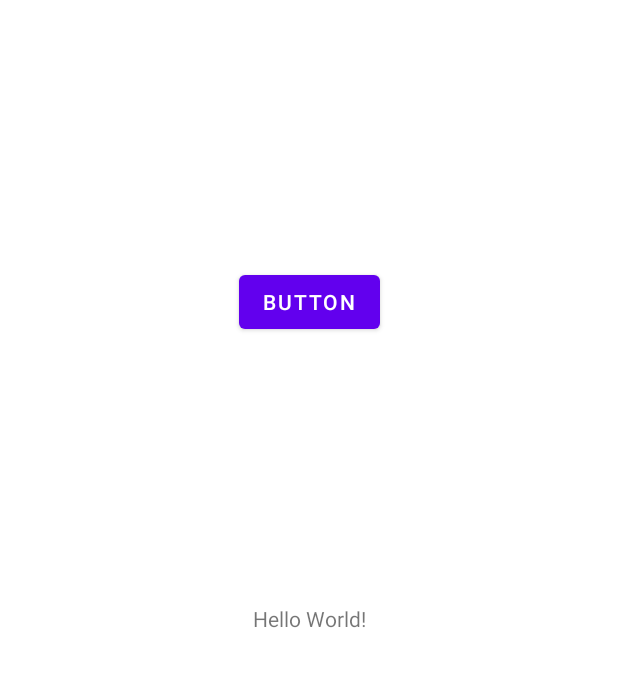
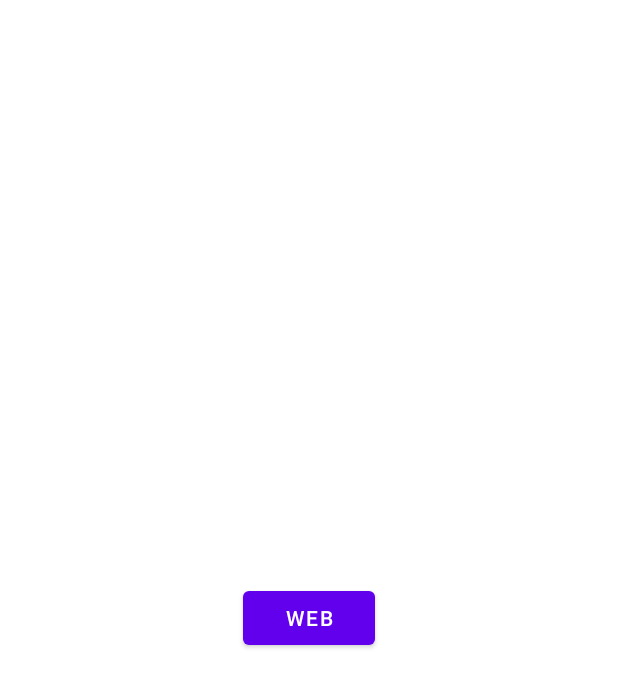
Before and after one commit to kyungchanchoi/Kotlin_exercise, an Android app: the layout activity_main.xml on its own in the app's theme, with its tools: preview values and no code run, on a phone screen of 412 x 824 dp. Shown: the top 687 px of the screen. Run offline under Robolectric (Android 15) with nearby library versions, the phone set to English and light mode, and no system bars.

Commit message:
실전 앱 만들기 4-2. 원하는 웹 사이트로 이동하는 기능
activity_main.xml에서 button 생성 후, 선 연결로 버튼 위치 고정.
MainActivity.kt에서 button 클릭시 입력된 웹 사이트로 이동하는 코드 입력.

4-1과 마찬가지로 kotlin-android-extensions 플러그인은 deprecate 됐으므로,
기존과 같이 뷰 바인딩을 통해 버튼 위젯을 사용한다.

버튼 클릭 이벤트 함수 안에 intent변수로 Intent 객체 생성.
Intent는 액티비티, 서비스, 브로드캐스트 리시버 및 컨텐츠 제공자 등의 구성 요소들 간에
메시지를 전달하고 자겁을 수행하기 위해 사용하는 객체,
쉽게 말해 화면을 이동, 정보를 전달하는 기능이 있다.
Intent 뒤에 .을 통해 여러 ACTION 메소드를 부를 수 있음.
Intent를 통해 Uri를 실행, 웹 주소는 임의로 naver.com으로 진행.
Intent와 Uri에 대한 패키지를 import.
버튼 클릭시 웹 브라우저를 통해 입력된 웹 주소로 이동됨을 확인하여 4-2 완료.

```diff
--- a/app/src/main/res/layout/activity_main.xml
+++ b/app/src/main/res/layout/activity_main.xml
@@ -6,24 +6,14 @@
     android:layout_height="match_parent"
     tools:context=".MainActivity">
 
-    <TextView
-        android:id="@+id/textView"
+    <Button
+        android:id="@+id/button_4_2"
         android:layout_width="wrap_content"
         android:layout_height="wrap_content"
-        android:text="Hello World!"
+        android:text="Web"
         app:layout_constraintBottom_toBottomOf="parent"
         app:layout_constraintEnd_toEndOf="parent"
         app:layout_constraintStart_toStartOf="parent"
         app:layout_constraintTop_toTopOf="parent" />
 
-    <Button
-        android:id="@+id/button_4_1"
-        android:layout_width="wrap_content"
-        android:layout_height="wrap_content"
-        android:text="Button"
-        app:layout_constraintBottom_toTopOf="@+id/textView"
-        app:layout_constraintEnd_toEndOf="parent"
-        app:layout_constraintStart_toStartOf="parent"
-        app:layout_constraintTop_toTopOf="parent" />
-
 </androidx.constraintlayout.widget.ConstraintLayout>
```
Also changed, not shown: app/src/main/java/com/example/kotlin_ex/MainActivity.kt (+7 -7 lines).
